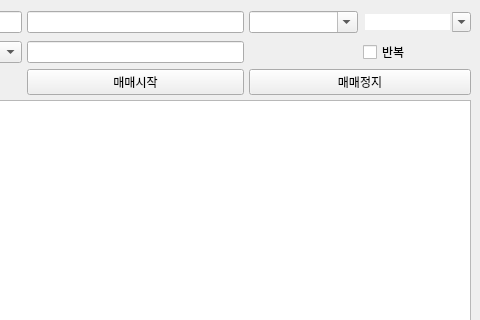
The window that ui/main.ui (hanwool26/coin_trader_client) describes before a commit, drawn with Qt 5; both pictures show x 431 to 911 and y 0 to 320 of the 911 by 673 pixel window.
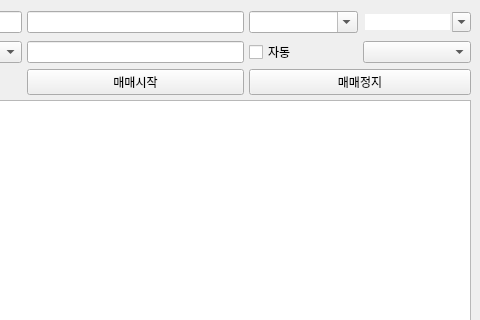
The same window after the commit.

Commit message: auto trade added

Diff of the .ui file:
```diff
--- a/ui/main.ui
+++ b/ui/main.ui
@@ -85,13 +85,6 @@
         </property>
        </widget>
       </item>
-      <item row="1" column="5">
-       <widget class="QCheckBox" name="repeat_checkBox">
-        <property name="text">
-         <string>반복</string>
-        </property>
-       </widget>
-      </item>
       <item row="1" column="3">
        <widget class="QLineEdit" name="profit_lineEdit"/>
       </item>
@@ -137,6 +130,16 @@
         </property>
        </widget>
       </item>
+      <item row="1" column="4">
+       <widget class="QCheckBox" name="auto_checkBox">
+        <property name="text">
+         <string>자동</string>
+        </property>
+       </widget>
+      </item>
+      <item row="1" column="5">
+       <widget class="QComboBox" name="autonum_comboBox"/>
+      </item>
      </layout>
     </item>
    </layout>
```
The commit also changes 4 other files.
